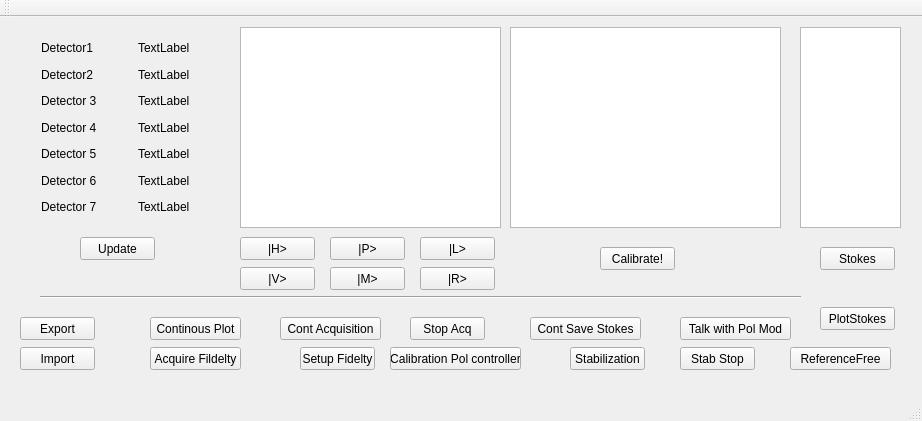
First picture: the form in untitled2.ui, repository ave91/untitled2, before the edit.
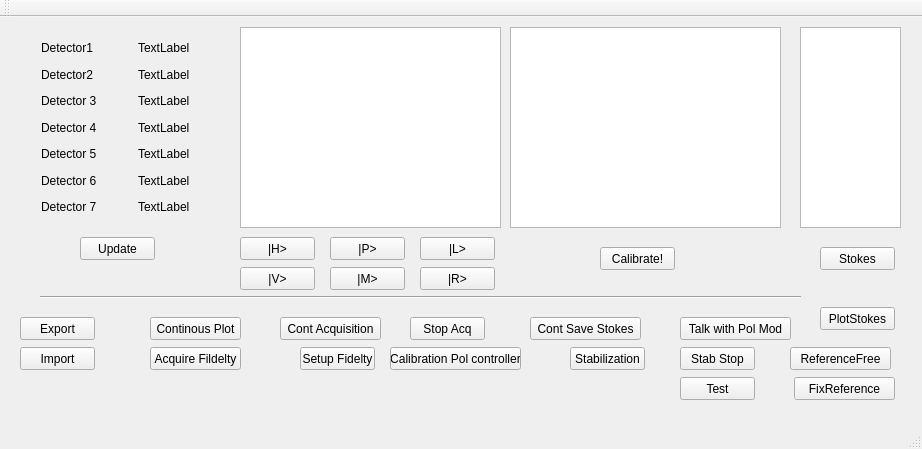
Second picture: the form after the edit.

```diff
--- a/untitled2.ui
+++ b/untitled2.ui
@@ -7,7 +7,7 @@
     <x>0</x>
     <y>0</y>
     <width>922</width>
-    <height>421</height>
+    <height>449</height>
    </rect>
   </property>
   <property name="windowTitle">
@@ -585,6 +585,32 @@
      <string>ReferenceFree</string>
     </property>
    </widget>
+   <widget class="QPushButton" name="fixreferenceButton">
+    <property name="geometry">
+     <rect>
+      <x>794</x>
+      <y>360</y>
+      <width>101</width>
+      <height>23</height>
+     </rect>
+    </property>
+    <property name="text">
+     <string>FixReference</string>
+    </property>
+   </widget>
+   <widget class="QPushButton" name="testButton">
+    <property name="geometry">
+     <rect>
+      <x>680</x>
+      <y>360</y>
+      <width>75</width>
+      <height>23</height>
+     </rect>
+    </property>
+    <property name="text">
+     <string>Test</string>
+    </property>
+   </widget>
   </widget>
   <widget class="QMenuBar" name="menuBar">
    <property name="geometry">
```
